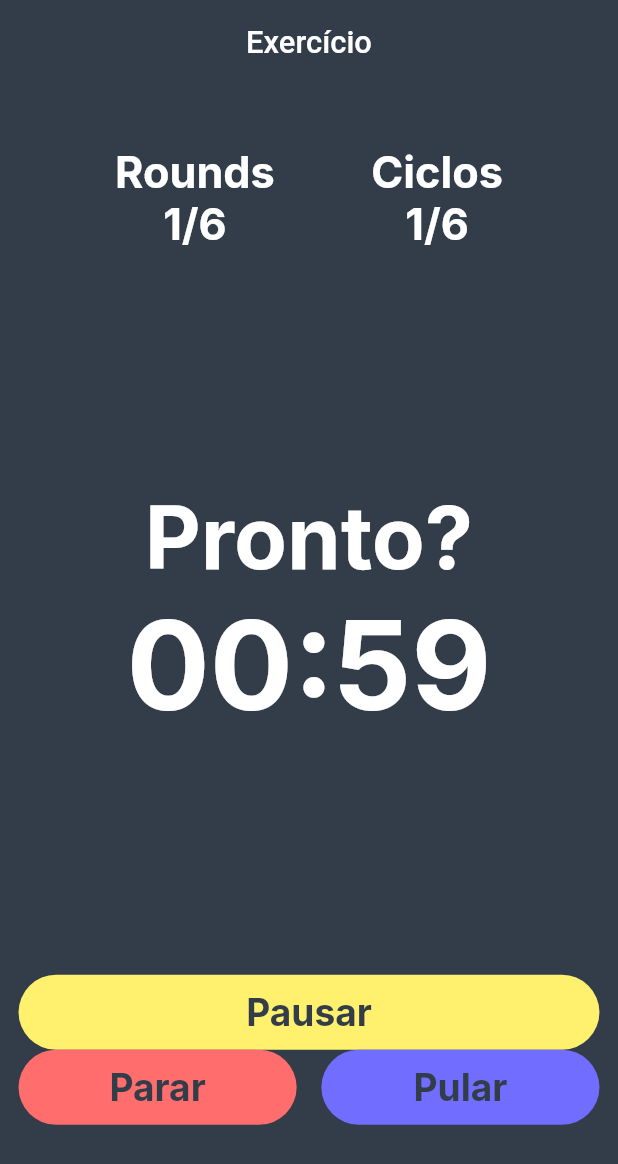
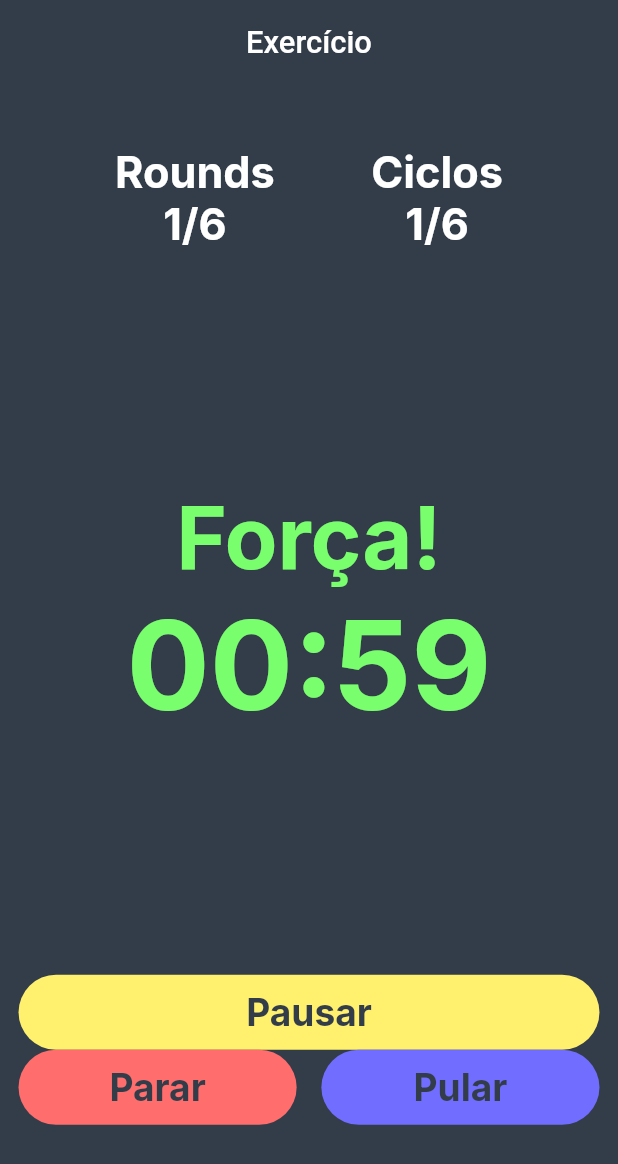
Before and after one commit to barreto0/meu_hiit, a Flutter app: the screen it shows after launch, after a tap on "Começar!", on a phone screen of 412 x 824 dp. Shown: the top 1164 px of the screen. Run offline on Flutter 3.47's test engine with Material 2 defaults, Android fonts, the phone set to English and light mode, and no system bars; our stand-ins replace flutter_mobx, flutter_modular, google_fonts, mobx; generated files the repository leaves out were written again.

Commit message:
feat: estilo da frase de efeito

```diff
--- a/lib/app/modules/helpers/text_style_helper.dart
+++ b/lib/app/modules/helpers/text_style_helper.dart
@@ -1,5 +1,6 @@
 import 'package:flutter/material.dart';
 import 'package:google_fonts/google_fonts.dart';
+import 'package:meu_hiit/app/modules/extensions/hex_color.dart';
 import 'package:meu_hiit/app/modules/helpers/screen_helper.dart';
 
 import 'color_helper.dart';
@@ -37,17 +38,19 @@ class TextStyleHelper {
     );
   }
 
-  static TextStyle exercisePhraseIDLE(BuildContext context) {
+  static TextStyle exercisePhraseIDLE(
+      {required BuildContext context, required String color}) {
     return GoogleFonts.inter(
-      color: Colors.white,
+      color: HexColor.fromHex(color),
       fontWeight: FontWeight.w700,
       fontSize: ScreenHelper.screenHeightPercentage(context, 7),
     );
   }
 
-  static TextStyle exerciseClockTextIDLE(BuildContext context) {
+  static TextStyle exerciseClockTextIDLE(
+      {required BuildContext context, required String color}) {
     return GoogleFonts.inter(
-      color: Colors.white,
+      color: HexColor.fromHex(color),
       fontWeight: FontWeight.w700,
       fontSize: ScreenHelper.screenHeightPercentage(context, 10),
     );
--- a/lib/app/modules/home/home_page_view.dart
+++ b/lib/app/modules/home/home_page_view.dart
@@ -23,12 +23,16 @@ class HomePageView extends HomePageViewModel {
               children: [
                 Row(
                   mainAxisAlignment: MainAxisAlignment.spaceEvenly,
-                  children: const [
+                  children: [
                     RoundCycleCounter(
                       title: 'Rounds',
+                      current: homeStore.currentRound.toString(),
+                      total: homeStore.totalRounds.toString(),
                     ),
                     RoundCycleCounter(
                       title: 'Ciclos',
+                      current: homeStore.currentCycle.toString(),
+                      total: homeStore.totalCycles.toString(),
                     ),
                   ],
                 ),
--- a/lib/app/modules/home/home_page_view_model.dart
+++ b/lib/app/modules/home/home_page_view_model.dart
@@ -20,7 +20,7 @@ abstract class HomePageViewModel extends State<HomePage> {
   Widget getExerciseButton() {
     String label = homeStore.getExerciseButtonConfig()['label'];
     String color = homeStore.getExerciseButtonConfig()['color'];
-    int state = homeStore.getExerciseButtonConfig()['state'];
+    int state = homeStore.getTimerState();
     return MeuHiitButton(
       width: ScreenHelper.screenWidth(context),
       onPressed: () {
@@ -48,7 +48,7 @@ abstract class HomePageViewModel extends State<HomePage> {
   }
 
   Widget getStopAndSkipButtons() {
-    int state = homeStore.getExerciseButtonConfig()['state'];
+    int state = homeStore.getTimerState();
     if (state == 1 || state == 2) {
       return Row(
         mainAxisAlignment: MainAxisAlignment.spaceBetween,
--- a/lib/app/modules/home/home_store.dart
+++ b/lib/app/modules/home/home_store.dart
@@ -24,14 +24,46 @@ abstract class HomeStoreBase with Store {
   @observable
   int restTimer = 30;
 
+  @observable
+  int totalRounds = 6;
+
+  @observable
+  int totalCycles = 6;
+
+  @observable
+  int currentRound = 1;
+
+  @observable
+  int currentCycle = 1;
+
   @action
   void increaseExerciseTimer() {
-    exerciseTimer++;
+    if (exerciseTimer < 3600) exerciseTimer++;
   }
 
   @action
   void decreaseExerciseTimer() {
-    exerciseTimer--;
+    if (exerciseTimer > 10) exerciseTimer--;
+  }
+
+  @action
+  void increaseTotalRounds() {
+    if (totalRounds < 100) totalRounds++;
+  }
+
+  @action
+  void decreaseTotalRounds() {
+    if (totalRounds > 1) totalRounds--;
+  }
+
+  @action
+  void increaseTotalCycles() {
+    if (totalCycles < 100) totalCycles++;
+  }
+
+  @action
+  void decreaseTotalCycles() {
+    if (totalCycles > 1) totalCycles--;
   }
 
   @action
@@ -73,32 +105,58 @@ abstract class HomeStoreBase with Store {
     exerciseTimer = 60;
   }
 
-  Map getExerciseButtonConfig() {
-    Map buttonConfig = {'label': 'Começar!', 'color': '#79FF6D', 'state': 0};
+  int getTimerState() {
     if (exerciseStarted && !exerciseEnded && !exercisePaused) {
       //exercicio rolando
-      return buttonConfig = {'label': 'Pausar', 'color': '#FFF06D', 'state': 1};
+      return 1;
     }
     if (exerciseStarted && !exerciseEnded && exercisePaused) {
       //exercicio pausado
-      return buttonConfig = {
-        'label': 'Retomar',
-        'color': '#FFF06D',
-        'state': 2
-      };
+      return 2;
     }
     if (!exerciseStarted && exerciseEnded && !exercisePaused) {
       //exercicio acabou
-      return buttonConfig = {
-        'label': 'Recomeçar',
-        'color': '#79FF6D',
-        'state': 3
-      };
+      return 3;
+    }
+    return 0;
+  }
+
+  Map getExerciseButtonConfig() {
+    Map buttonConfig = {'label': 'Começar!', 'color': '#79FF6D'};
+    if (getTimerState() == 1) {
+      //exercicio rolando
+      return buttonConfig = {'label': 'Pausar', 'color': '#FFF06D'};
+    }
+    if (getTimerState() == 2) {
+      //exercicio pausado
+      return buttonConfig = {'label': 'Retomar', 'color': '#FFF06D'};
+    }
+    if (getTimerState() == 3) {
+      //exercicio acabou
+      return buttonConfig = {'label': 'Recomeçar', 'color': '#79FF6D'};
     }
     return buttonConfig;
   }
 
-  String formatExerciseTimer() {
+  Map getEffectPhrase() {
+    Map effectPhraseStyle = {'label': 'Pronto?', 'color': '#FFFFFF'};
+    if (getTimerState() == 1) {
+      //exercicio rolando
+      return effectPhraseStyle = {'label': 'Força!', 'color': '#79FF6D'};
+    }
+    if (getTimerState() == 2) {
+      //exercicio pausado
+      return {'label': 'Pausado', 'color': '#FFF06D'};
+    }
+    if (getTimerState() == 3) {
+      //exercicio acabou
+      return {'label': 'Exercício finalizado!', 'color': '#FFFFFF'};
+    }
+    return effectPhraseStyle;
+  }
+
+  String formatTimer(String timerType) {
+    if (timerType == 'exercise') {
       if (exerciseTimer == 0) {
         return '00:00';
       }
@@ -115,4 +173,20 @@ abstract class HomeStoreBase with Store {
           '${formatedFullDuration.split(':')[1]}:${formatedFullDuration.split(':')[2]}';
       return formatedMinutesAndSecondsDuration;
     }
+    if (restTimer == 0) {
+      return '00:00';
     }
+    if (restTimer < 10) {
+      return '00:0$restTimer';
+    }
+    if (restTimer >= 10 && restTimer < 60) {
+      return '00:$restTimer';
+    }
+    String durationFromExercise = Duration(seconds: restTimer).toString();
+    String formatedFullDuration =
+        durationFromExercise.split('.')[0].padLeft(8, '0');
+    String formatedMinutesAndSecondsDuration =
+        '${formatedFullDuration.split(':')[1]}:${formatedFullDuration.split(':')[2]}';
+    return formatedMinutesAndSecondsDuration;
+  }
+}
--- a/lib/app/modules/home/widgets/exercise_clock.dart
+++ b/lib/app/modules/home/widgets/exercise_clock.dart
@@ -20,12 +20,15 @@ class _ExerciseClockState extends State<ExerciseClock> {
       return Column(
         children: [
           Text(
-            'Pronto?',
-            style: TextStyleHelper.exercisePhraseIDLE(context),
+            homeStore.getEffectPhrase()['label'],
+            textAlign: TextAlign.center,
+            style: TextStyleHelper.exercisePhraseIDLE(
+                context: context, color: homeStore.getEffectPhrase()['color']),
           ),
           Text(
-            homeStore.formatExerciseTimer(),
-            style: TextStyleHelper.exerciseClockTextIDLE(context),
+            homeStore.formatTimer('exercise'),
+            style: TextStyleHelper.exerciseClockTextIDLE(
+                context: context, color: homeStore.getEffectPhrase()['color']),
           )
         ],
       );
--- a/lib/app/modules/home/widgets/round_cycle_counter.dart
+++ b/lib/app/modules/home/widgets/round_cycle_counter.dart
@@ -1,16 +1,26 @@
 import 'package:flutter/material.dart';
+import 'package:flutter_modular/flutter_modular.dart';
 
 import '../../helpers/text_style_helper.dart';
+import '../home_store.dart';
 
 class RoundCycleCounter extends StatefulWidget {
   final String title;
-  const RoundCycleCounter({Key? key, required this.title}) : super(key: key);
+  final String current;
+  final String total;
+  const RoundCycleCounter(
+      {Key? key,
+      required this.title,
+      required this.current,
+      required this.total})
+      : super(key: key);
 
   @override
   State<RoundCycleCounter> createState() => _RoundCycleCounterState();
 }
 
 class _RoundCycleCounterState extends State<RoundCycleCounter> {
+  HomeStore homeStore = Modular.get<HomeStore>();
   @override
   Widget build(BuildContext context) {
     return Column(
@@ -20,7 +30,7 @@ class _RoundCycleCounterState extends State<RoundCycleCounter> {
           style: TextStyleHelper.roundAndCycleText(context),
         ),
         Text(
-          '1/6',
+          '${widget.current}/${widget.total}',
           style: TextStyleHelper.roundAndCycleText(context),
         )
       ],
```
Also changed, not shown: lib/app/modules/home/widgets/configure_exercise/configure_exercise.dart (+24 -13 lines), lib/app/modules/home/home_store.g.dart. Lines whose indentation alone changed are shown as unchanged.
